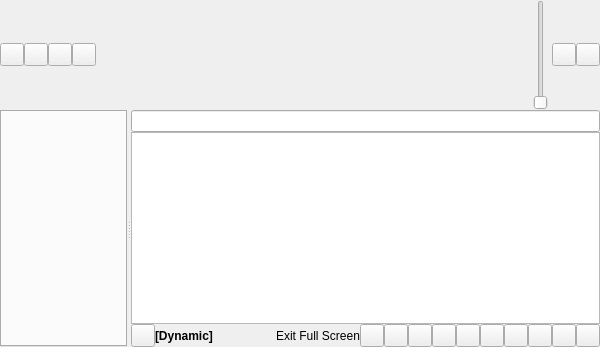
The window that gui/mainwindow.ui (CDrummond/cantata) describes before a commit, drawn with Qt 5.
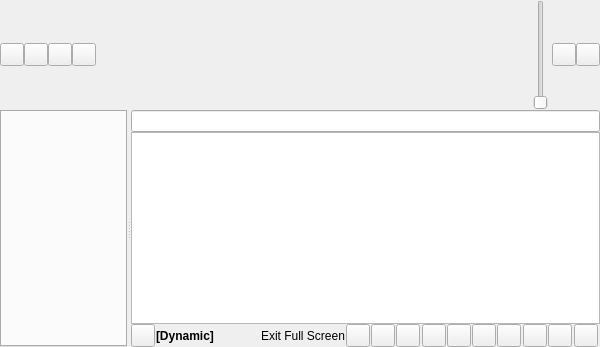
The same window after the commit. Custom widgets are drawn as their Qt base class.

Commit message: Set spacing to 1 - so there is a gap between kantum style buttons

Diff of the .ui file:
```diff
--- a/gui/mainwindow.ui
+++ b/gui/mainwindow.ui
@@ -161,7 +161,7 @@
         <item>
          <layout class="QHBoxLayout" name="hlayout">
           <property name="spacing">
-           <number>0</number>
+           <number>1</number>
           </property>
           <property name="margin">
            <number>0</number>
```
